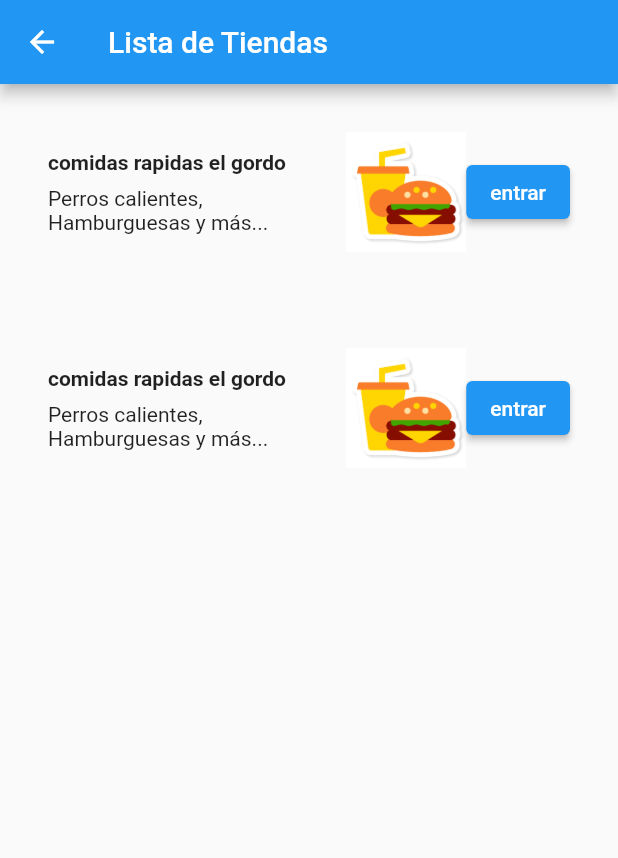
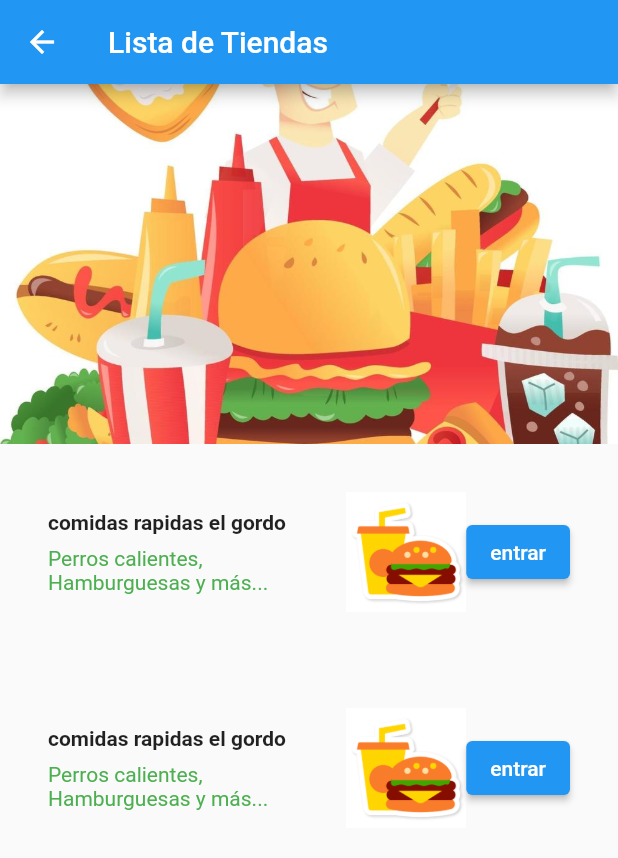
Before and after one commit to Dra3co/AppFlutter_G06, a Flutter app: the screen it shows after launch, after a tap on "Listado de Tiendas", on a phone screen of 412 x 824 dp. Shown: the top 858 px of the screen. Run offline on Flutter 3.47's test engine with Material 2 defaults, Android fonts, the phone set to English and light mode, and no system bars; our stand-ins replace cloud_firestore, firebase_core; accounts and stored records are empty.

Commit message:
Registro tienda

```diff
--- a/lib/Shop.dart
+++ b/lib/Shop.dart
@@ -1,20 +1,20 @@
 import 'package:flutter/material.dart';
 
-class Shop extends StatefulWidget{
+class Shop extends StatefulWidget {
   @override
-  ShopApp createState()=> ShopApp();
+  ShopApp createState() => ShopApp();
 }
 
-class ShopApp extends State<Shop>{
-  Widget build(BuildContext context){
+class ShopApp extends State<Shop> {
+  Widget build(BuildContext context) {
     Widget titleSection = Container(
       padding: const EdgeInsets.all(32),
       child: Row(
-        children:[
-          Expanded(child:
-          Column(
+        children: [
+          Expanded(
+            child: Column(
               crossAxisAlignment: CrossAxisAlignment.start,
-            children:[
+              children: [
                 Container(
                   padding: const EdgeInsets.only(bottom: 8),
                   child: Text(
@@ -24,12 +24,12 @@ class ShopApp extends State<Shop>{
                     ),
                   ),
                 ),
-              Text( "Perros calientes, Hamburguesas y más...",
+                Text(
+                  "Perros calientes, Hamburguesas y más...",
                   style: TextStyle(
-                    color: Colors.greenAccent[500],
+                    color: Colors.green[500],
                   ),
                 ),
-
               ],
             ),
           ),
@@ -38,16 +38,22 @@ class ShopApp extends State<Shop>{
             height: 80,
             child: Image.asset("image/gordo.png"),
           ),
-          ElevatedButton(onPressed: (){}, child:Text("entrar"))
+          ElevatedButton(onPressed: () {}, child: Text("entrar"))
         ],
       ),
     );
     return Scaffold(
       appBar: AppBar(
-        title:Text("Lista de Tiendas"),
+        title: Text("Lista de Tiendas"),
       ),
       body: ListView(
         children: [
+          Image.asset(
+            "image/logo_gordo.png",
+            width: 400,
+            height: 240,
+            fit: BoxFit.cover,
+          ),
           titleSection,
           titleSection
         ],
--- a/lib/main.dart
+++ b/lib/main.dart
@@ -3,6 +3,7 @@ import "package:cloud_firestore/cloud_firestore.dart";
 import "package:firebase_core/firebase_core.dart";
 import "buscar.dart";
 import "Shop.dart";
+import 'ShopRegister.dart';
 void main() {
   WidgetsFlutterBinding.ensureInitialized();
   Firebase.initializeApp();
@@ -73,6 +74,17 @@ class HomeStart extends State<Home> {
                 ),
 
             ),
+            Padding(
+              padding: EdgeInsets.only(left: 20,top: 20,right: 20,bottom: 0),
+              child: ElevatedButton(
+                onPressed: (){
+                  Navigator.push(
+                      context, MaterialPageRoute(builder: (_) => ShopRegister()));
+                },
+                child: Text("Registro de la Tienda"),
+              ),
+
+            ),
           ],
           ),
         ),
```
Also changed, not shown: lib/ShopRegister.dart (added, +72 -0 lines), image/logo_gordo.png (added). Lines whose indentation alone changed are shown as unchanged.
